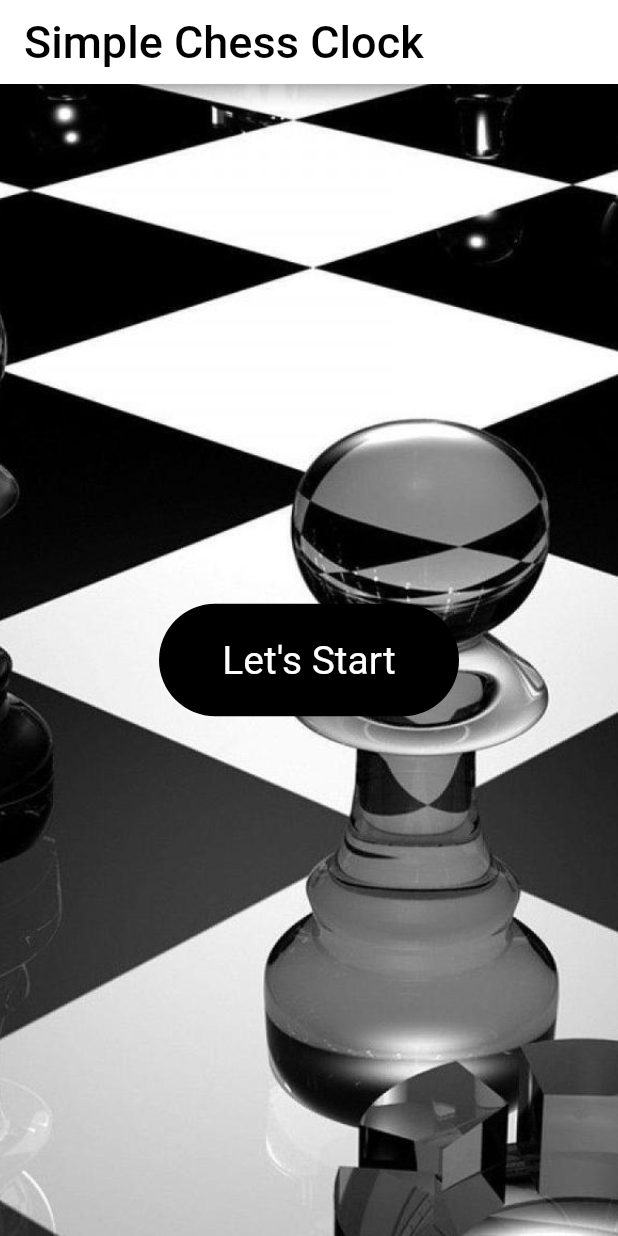
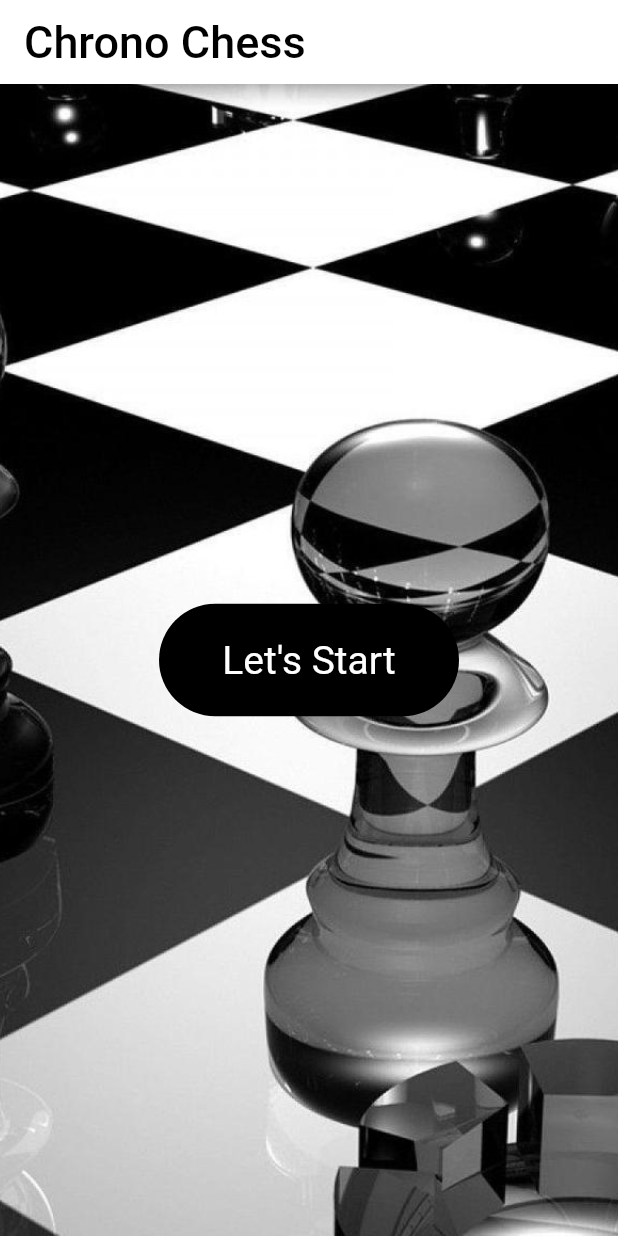
Before and after one commit to alpartun/chess_clock, a Flutter app: the screen it shows after launch, on a phone screen of 412 x 824 dp. Run offline on Flutter 3.47's test engine with Material 2 defaults, Android fonts, the phone set to English and light mode, and no system bars; our stand-ins replace audioplayers.

Commit message:
name fix

```diff
--- a/lib/pages/mainscreen.dart
+++ b/lib/pages/mainscreen.dart
@@ -10,7 +10,7 @@ class MainScreen extends StatefulWidget {
 
 class _MainScreenState extends State<MainScreen> {
   static const String img = "assets/images/chess_board.jpg";
-  static const String title = "Simple Chess Clock";
+  static const String title = "Chrono Chess ";
   static const double fontSize = 26;
   static const String buttonTitle = "Let's Start";
   GameTime? gameTime;
```
